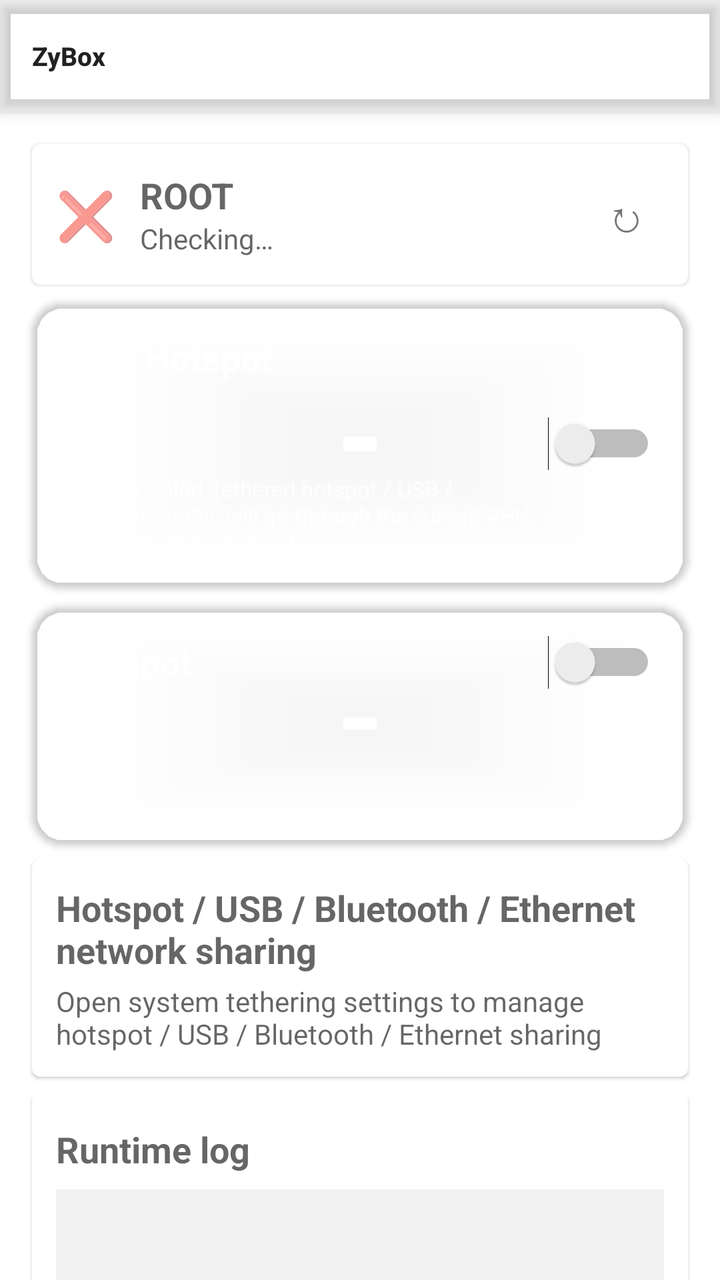
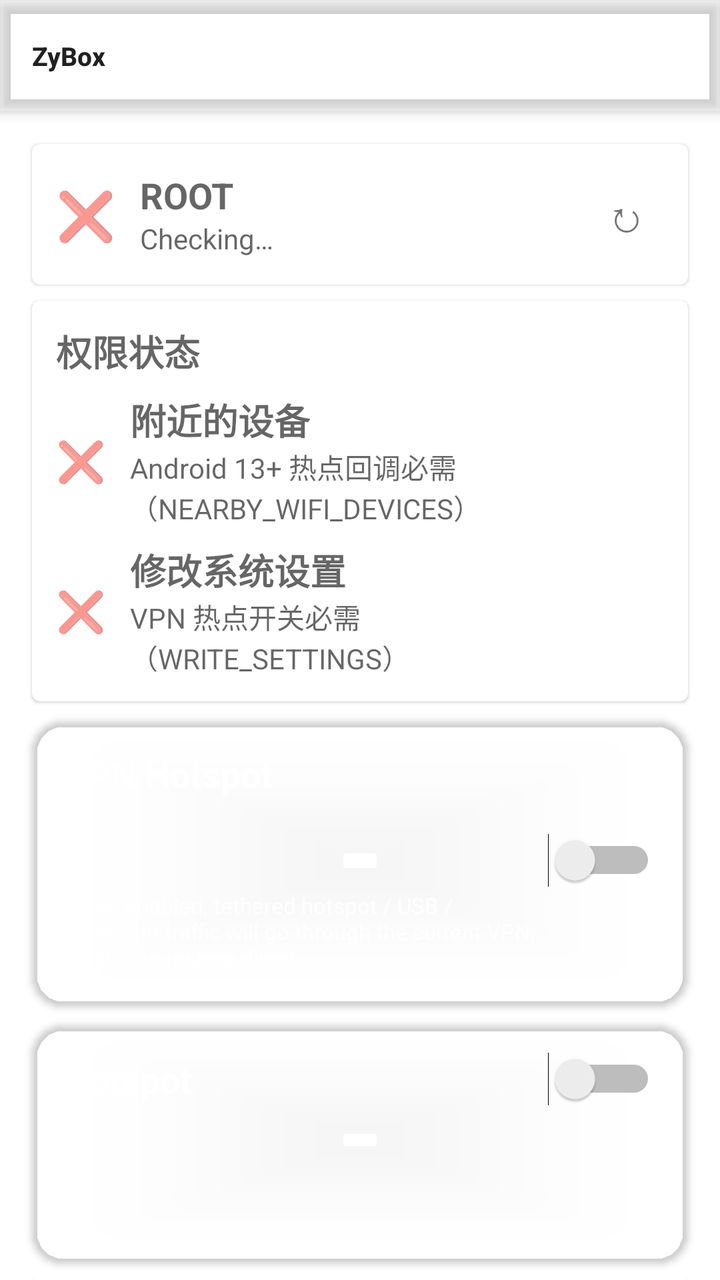

Two renders of the same Android screen: before a commit and after it. Below are the layout's source before the change and the commit's diff.
<!-- AndroidManifest.xml: application theme Theme.Start -->
<!-- res/layout/layout_vpn_hotspot.xml -->
<?xml version="1.0" encoding="utf-8"?>
<LinearLayout xmlns:android="http://schemas.android.com/apk/res/android"
    xmlns:app="http://schemas.android.com/apk/res-auto"
    android:layout_width="match_parent"
    android:layout_height="match_parent"
    android:orientation="vertical"
    android:background="?android:windowBackground">

    <include
        layout="@layout/layout_appbar"
        android:layout_width="match_parent"
        android:layout_height="wrap_content" />

    <androidx.core.widget.NestedScrollView
        android:layout_width="match_parent"
        android:layout_height="match_parent"
        android:overScrollMode="never"
        android:scrollbars="none">

        <LinearLayout
            android:layout_width="match_parent"
            android:layout_height="wrap_content"
            android:orientation="vertical"
            android:padding="12dp">

            
            <com.google.android.material.card.MaterialCardView
                android:layout_width="match_parent"
                android:layout_height="wrap_content"
                android:layout_margin="4dp"
                app:cardElevation="1dp">

                <LinearLayout
                    android:layout_width="match_parent"
                    android:layout_height="wrap_content"
                    android:gravity="center_vertical"
                    android:orientation="horizontal"
                    android:padding="12dp">

                    <TextView
                        android:id="@+id/hotspot_root_status"
                        android:layout_width="wrap_content"
                        android:layout_height="wrap_content"
                        android:text="❌"
                        android:textSize="24sp" />

                    <LinearLayout
                        android:layout_width="0dp"
                        android:layout_height="wrap_content"
                        android:layout_marginStart="12dp"
                        android:layout_weight="1"
                        android:orientation="vertical">

                        <TextView
                            android:layout_width="wrap_content"
                            android:layout_height="wrap_content"
                            android:text="@string/vpn_hotspot_root_status"
                            android:textAppearance="?android:attr/textAppearanceMedium"
                            android:textStyle="bold" />

                        <TextView
                            android:id="@+id/hotspot_root_hint"
                            android:layout_width="wrap_content"
                            android:layout_height="wrap_content"
                            android:text="@string/vpn_hotspot_root_checking"
                            android:textAppearance="?android:attr/textAppearanceSmall"
                            android:textColor="?android:attr/textColorSecondary" />
                    </LinearLayout>

                    <TextView
                        android:id="@+id/hotspot_root_refresh"
                        android:layout_width="wrap_content"
                        android:layout_height="wrap_content"
                        android:background="?android:attr/selectableItemBackground"
                        android:padding="8dp"
                        android:text="↻"
                        android:textSize="22sp" />
                </LinearLayout>
            </com.google.android.material.card.MaterialCardView>

            
            <com.google.android.material.card.MaterialCardView
                android:id="@+id/hotspot_toggle_card"
                android:layout_width="match_parent"
                android:layout_height="wrap_content"
                android:layout_margin="4dp"
                android:layout_marginTop="12dp"
                app:cardBackgroundColor="?colorPrimary"
                app:cardCornerRadius="16dp"
                app:cardElevation="2dp">

                <LinearLayout
                    android:layout_width="match_parent"
                    android:layout_height="wrap_content"
                    android:gravity="center_vertical"
                    android:orientation="horizontal"
                    android:padding="16dp">

                    <LinearLayout
                        android:layout_width="0dp"
                        android:layout_height="wrap_content"
                        android:layout_weight="1"
                        android:orientation="vertical">

                        <TextView
                            android:id="@+id/hotspot_toggle_title"
                            android:layout_width="wrap_content"
                            android:layout_height="wrap_content"
                            android:text="@string/vpn_hotspot_toggle"
                            android:textColor="@android:color/white"
                            android:textSize="18sp"
                            android:textStyle="bold" />

                        <TextView
                            android:id="@+id/hotspot_toggle_state"
                            android:layout_width="wrap_content"
                            android:layout_height="wrap_content"
                            android:layout_marginTop="2dp"
                            android:textColor="#B3FFFFFF"
                            android:textSize="13sp" />

                        <TextView
                            android:id="@+id/vpn_ip_text"
                            android:layout_width="match_parent"
                            android:layout_height="wrap_content"
                            android:layout_marginTop="6dp"
                            android:textColor="#CCFFFFFF"
                            android:textSize="11sp"
                            android:fontFamily="monospace" />

                        <TextView
                            android:layout_width="match_parent"
                            android:layout_height="wrap_content"
                            android:layout_marginTop="6dp"
                            android:text="@string/vpn_hotspot_toggle_desc"
                            android:textColor="#CCFFFFFF"
                            android:textSize="11sp" />
                    </LinearLayout>

                    <Switch
                        android:id="@+id/hotspot_toggle_switch"
                        android:layout_width="wrap_content"
                        android:layout_height="wrap_content" />
                </LinearLayout>
            </com.google.android.material.card.MaterialCardView>

            
            <com.google.android.material.card.MaterialCardView
                android:layout_width="match_parent"
                android:layout_height="wrap_content"
                android:layout_margin="4dp"
                android:layout_marginTop="12dp"
                app:cardBackgroundColor="?colorPrimary"
                app:cardCornerRadius="16dp"
                app:cardElevation="2dp">

                <LinearLayout
                    android:layout_width="match_parent"
                    android:layout_height="wrap_content"
                    android:orientation="vertical"
                    android:padding="16dp">

                    <LinearLayout
                        android:layout_width="match_parent"
                        android:layout_height="wrap_content"
                        android:gravity="center_vertical"
                        android:orientation="horizontal">

                        <TextView
                            android:layout_width="0dp"
                            android:layout_height="wrap_content"
                            android:layout_weight="1"
                            android:text="@string/vpn_hotspot_wifi"
                            android:textColor="@android:color/white"
                            android:textSize="18sp"
                            android:textStyle="bold" />

                        <Switch
                            android:id="@+id/hotspot_wifi_switch"
                            android:layout_width="wrap_content"
                            android:layout_height="wrap_content" />
                    </LinearLayout>

                    <TextView
                        android:id="@+id/hotspot_wifi_state"
                        android:layout_width="wrap_content"
                        android:layout_height="wrap_content"
                        android:layout_marginTop="2dp"
                        android:text="—"
                        android:textColor="#B3FFFFFF"
                        android:textSize="13sp" />

                    <TextView
                        android:id="@+id/hotspot_status_ssid"
                        android:layout_width="match_parent"
                        android:layout_height="wrap_content"
                        android:layout_marginTop="4dp"
                        android:text="—"
                        android:textColor="@android:color/white"
                        android:textSize="14sp"
                        android:textStyle="bold" />

                    <TextView
                        android:id="@+id/hotspot_status_detail"
                        android:layout_width="match_parent"
                        android:layout_height="wrap_content"
                        android:layout_marginTop="2dp"
                        android:text="—"
                        android:textColor="#CCFFFFFF"
                        android:fontFamily="monospace"
                        android:textSize="12sp" />
                </LinearLayout>
            </com.google.android.material.card.MaterialCardView>

            
            <com.google.android.material.card.MaterialCardView
                android:id="@+id/hotspot_manage"
                android:layout_width="match_parent"
                android:layout_height="wrap_content"
                android:layout_margin="4dp"
                android:layout_marginTop="12dp"
                app:cardElevation="1dp">

                <LinearLayout
                    android:layout_width="match_parent"
                    android:layout_height="wrap_content"
                    android:orientation="vertical"
                    android:padding="12dp">

                    <TextView
                        android:layout_width="wrap_content"
                        android:layout_height="wrap_content"
                        android:text="@string/vpn_hotspot_manage"
                        android:textAppearance="?android:attr/textAppearanceMedium"
                        android:textStyle="bold" />

                    <TextView
                        android:layout_width="match_parent"
                        android:layout_height="wrap_content"
                        android:layout_marginTop="4dp"
                        android:text="@string/vpn_hotspot_manage_desc"
                        android:textAppearance="?android:attr/textAppearanceSmall"
                        android:textColor="?android:attr/textColorSecondary" />
                </LinearLayout>
            </com.google.android.material.card.MaterialCardView>

            
            <com.google.android.material.card.MaterialCardView
                android:layout_width="match_parent"
                android:layout_height="wrap_content"
                android:layout_margin="4dp"
                android:layout_marginTop="12dp"
                app:cardElevation="1dp">

                <LinearLayout
                    android:layout_width="match_parent"
                    android:layout_height="wrap_content"
                    android:orientation="vertical"
                    android:padding="12dp">

                    <LinearLayout
                        android:layout_width="match_parent"
                        android:layout_height="wrap_content"
                        android:gravity="center_vertical"
                        android:orientation="horizontal">

                        <TextView
                            android:layout_width="0dp"
                            android:layout_height="wrap_content"
                            android:layout_weight="1"
                            android:text="@string/vpn_hotspot_log"
                            android:textAppearance="?android:attr/textAppearanceMedium"
                            android:textStyle="bold" />

                        <TextView
                            android:id="@+id/hotspot_log_clear"
                            android:layout_width="wrap_content"
                            android:layout_height="wrap_content"
                            android:background="?android:attr/selectableItemBackground"
                            android:padding="8dp"
                            android:text="@string/vpn_hotspot_log_clear"
                            android:textColor="?colorPrimary"
                            android:textSize="12sp" />
                    </LinearLayout>

                    <TextView
                        android:id="@+id/hotspot_log"
                        android:layout_width="match_parent"
                        android:layout_height="180dp"
                        android:layout_marginTop="4dp"
                        android:background="#0D000000"
                        android:fontFamily="monospace"
                        android:overScrollMode="never"
                        android:padding="8dp"
                        android:scrollbars="vertical"
                        android:textSize="10sp"
                        android:textIsSelectable="true" />
                </LinearLayout>
            </com.google.android.material.card.MaterialCardView>

        </LinearLayout>
    </androidx.core.widget.NestedScrollView>
</LinearLayout>
<!-- res/layout/layout_appbar.xml (included above) -->
<?xml version="1.0" encoding="utf-8"?>
<com.google.android.material.appbar.AppBarLayout xmlns:android="http://schemas.android.com/apk/res/android"
    xmlns:app="http://schemas.android.com/apk/res-auto"
    android:id="@+id/appbar"
    android:layout_width="match_parent"
    android:layout_height="?attr/actionBarSize"
    android:background="?attr/colorPrimary"
    android:elevation="4dp">

    <com.google.android.material.appbar.MaterialToolbar
        android:id="@+id/toolbar"
        android:layout_width="match_parent"
        android:layout_height="match_parent"
        android:background="?attr/colorPrimary"
        android:theme="?actionBarTheme"
        android:touchscreenBlocksFocus="false"
        app:popupTheme="@style/ThemeOverlay.AppCompat.DayNight"
        app:title="@string/app_name"
        app:titleTextAppearance="@style/ZyBoxToolbarTitle" />
</com.google.android.material.appbar.AppBarLayout>
<!-- resources referenced by this layout -->
<resources>
  <string name="app_name" translatable="false">ZyBox</string>
  <string name="vpn_hotspot_log">Runtime log</string>
  <string name="vpn_hotspot_log_clear">Clear</string>
  <string name="vpn_hotspot_manage">Hotspot / USB / Bluetooth / Ethernet network sharing</string>
  <string name="vpn_hotspot_manage_desc">Open system tethering settings to manage hotspot / USB / Bluetooth / Ethernet sharing</string>
  <string name="vpn_hotspot_root_checking">Checking…</string>
  <string name="vpn_hotspot_root_status">ROOT</string>
  <string name="vpn_hotspot_toggle">VPN Hotspot</string>
  <string name="vpn_hotspot_toggle_desc">When enabled, tethered hotspot / USB / Bluetooth traffic will go through the current VPN; disable to restore direct</string>
  <string name="vpn_hotspot_wifi">Hotspot</string>
  <style name="ZyBoxToolbarTitle" parent="TextAppearance.Widget.AppCompat.Toolbar.Title">
          <item name="android:textSize">13sp</item>
          <item name="android:textStyle">bold</item>
      </style>
  <style name="Theme.Start" parent="Theme.MaterialComponents.DayNight">
          <item name="android:navigationBarColor">@android:color/transparent</item>
          <item name="colorPrimary">@android:color/transparent</item>
          <item name="colorPrimaryDark">@android:color/transparent</item>
          <item name="android:backgroundDimEnabled">false</item>
          <item name="android:windowNoTitle">true</item>
          <item name="windowActionBar">false</item>
          <item name="windowNoTitle">true</item>
      </style>
</resources>

<!-- the commit's change to res/layout/layout_vpn_hotspot.xml (unified diff, before → after) -->
@@ -75,6 +75,125 @@
                         android:padding="8dp"
                         android:text="↻"
                         android:textSize="22sp" />
+                </LinearLayout>
+            </com.google.android.material.card.MaterialCardView>
+
+            
+            <com.google.android.material.card.MaterialCardView
+                android:layout_width="match_parent"
+                android:layout_height="wrap_content"
+                android:layout_margin="4dp"
+                app:cardElevation="1dp">
+
+                <LinearLayout
+                    android:layout_width="match_parent"
+                    android:layout_height="wrap_content"
+                    android:orientation="vertical"
+                    android:padding="12dp">
+
+                    <TextView
+                        android:layout_width="wrap_content"
+                        android:layout_height="wrap_content"
+                        android:text="@string/vpn_hotspot_perm_title"
+                        android:textAppearance="?android:attr/textAppearanceMedium"
+                        android:textStyle="bold" />
+
+                    
+                    <LinearLayout
+                        android:layout_width="match_parent"
+                        android:layout_height="wrap_content"
+                        android:layout_marginTop="8dp"
+                        android:gravity="center_vertical"
+                        android:orientation="horizontal">
+
+                        <TextView
+                            android:id="@+id/hotspot_perm_nearby_status"
+                            android:layout_width="wrap_content"
+                            android:layout_height="wrap_content"
+                            android:text="❌"
+                            android:textSize="20sp" />
+
+                        <LinearLayout
+                            android:layout_width="0dp"
+                            android:layout_height="wrap_content"
+                            android:layout_marginStart="12dp"
+                            android:layout_weight="1"
+                            android:orientation="vertical">
+
+                            <TextView
+                                android:layout_width="wrap_content"
+                                android:layout_height="wrap_content"
+                                android:text="@string/vpn_hotspot_perm_nearby"
+                                android:textAppearance="?android:attr/textAppearanceMedium"
+                                android:textStyle="bold" />
+
+                            <TextView
+                                android:layout_width="wrap_content"
+                                android:layout_height="wrap_content"
+                                android:text="@string/vpn_hotspot_perm_nearby_desc"
+                                android:textAppearance="?android:attr/textAppearanceSmall"
+                                android:textColor="?android:attr/textColorSecondary" />
+                        </LinearLayout>
+
+                        <TextView
+                            android:id="@+id/hotspot_perm_nearby_btn"
+                            android:layout_width="wrap_content"
+                            android:layout_height="wrap_content"
+                            android:background="?android:attr/selectableItemBackground"
+                            android:padding="8dp"
+                            android:text="@string/vpn_hotspot_perm_grant"
+                            android:textColor="?colorPrimary"
+                            android:textStyle="bold" />
+                    </LinearLayout>
+
+                    
+                    <LinearLayout
+                        android:layout_width="match_parent"
+                        android:layout_height="wrap_content"
+                        android:layout_marginTop="8dp"
+                        android:gravity="center_vertical"
+                        android:orientation="horizontal">
+
+                        <TextView
+                            android:id="@+id/hotspot_perm_write_status"
+                            android:layout_width="wrap_content"
+                            android:layout_height="wrap_content"
+                            android:text="❌"
+                            android:textSize="20sp" />
+
+                        <LinearLayout
+                            android:layout_width="0dp"
+                            android:layout_height="wrap_content"
+                            android:layout_marginStart="12dp"
+                            android:layout_weight="1"
+                            android:orientation="vertical">
+
+                            <TextView
+                                android:layout_width="wrap_content"
+                                android:layout_height="wrap_content"
+                                android:text="@string/vpn_hotspot_perm_write"
+                                android:textAppearance="?android:attr/textAppearanceMedium"
+                                android:textStyle="bold" />
+
+                            <TextView
+                                android:id="@+id/hotspot_perm_write_hint"
+                                android:layout_width="wrap_content"
+                                android:layout_height="wrap_content"
+                                android:text="@string/vpn_hotspot_perm_write_desc"
+                                android:textAppearance="?android:attr/textAppearanceSmall"
+                                android:textColor="?android:attr/textColorSecondary" />
+                        </LinearLayout>
+
+                        <TextView
+                            android:id="@+id/hotspot_perm_write_btn"
+                            android:layout_width="wrap_content"
+                            android:layout_height="wrap_content"
+                            android:background="?android:attr/selectableItemBackground"
+                            android:padding="8dp"
+                            android:text="@string/vpn_hotspot_perm_grant"
+                            android:textColor="?colorPrimary"
+                            android:textStyle="bold" />
+                    </LinearLayout>
                 </LinearLayout>
             </com.google.android.material.card.MaterialCardView>
 
<!-- resource entries referenced after the edit -->
@@ -5,6 +5,12 @@
   <string name="vpn_hotspot_log_clear">Clear</string>
   <string name="vpn_hotspot_manage">Hotspot / USB / Bluetooth / Ethernet network sharing</string>
   <string name="vpn_hotspot_manage_desc">Open system tethering settings to manage hotspot / USB / Bluetooth / Ethernet sharing</string>
+  <string name="vpn_hotspot_perm_grant">授权</string>
+  <string name="vpn_hotspot_perm_nearby">附近的设备</string>
+  <string name="vpn_hotspot_perm_nearby_desc">Android 13+ 热点回调必需（NEARBY_WIFI_DEVICES）</string>
+  <string name="vpn_hotspot_perm_title">权限状态</string>
+  <string name="vpn_hotspot_perm_write">修改系统设置</string>
+  <string name="vpn_hotspot_perm_write_desc">VPN 热点开关必需（WRITE_SETTINGS）</string>
   <string name="vpn_hotspot_root_checking">Checking…</string>
   <string name="vpn_hotspot_root_status">ROOT</string>
   <string name="vpn_hotspot_toggle">VPN Hotspot</string>
